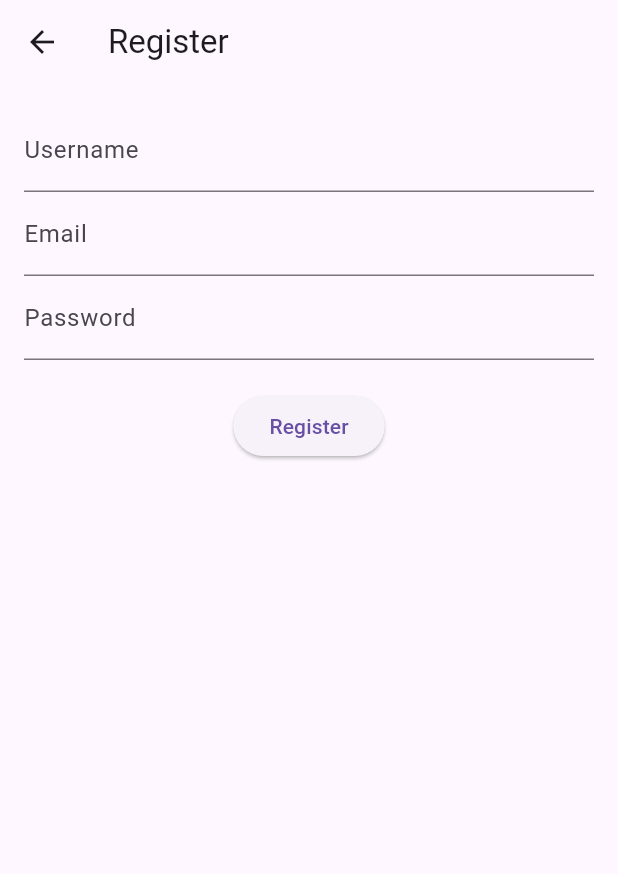
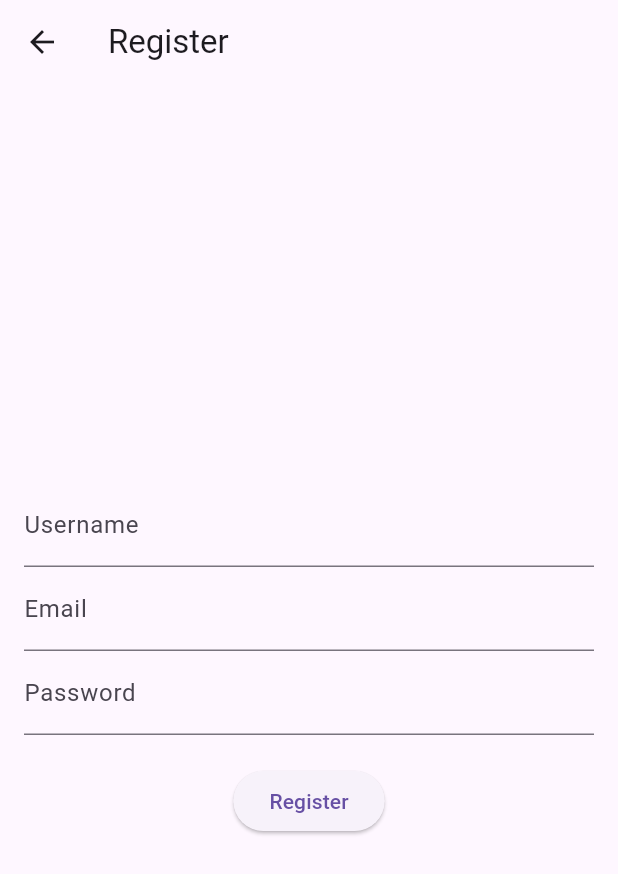
Before and after one commit to AristocratiiLite-ItFest2025/Client, a Flutter app: the RegisterScreen screen opened directly, on a phone screen of 412 x 824 dp. Shown: the top 874 px of the screen. Run offline on Flutter 3.47's test engine with Material 3 defaults, Android fonts, the phone set to English and light mode, and no system bars; our stand-ins replace flutter_map, flutter_riverpod, geolocator, latlong2, shared_preferences, socket_io_client; accounts and stored records are empty; network calls fail.

Commit message:
plsplspsl work

```diff
--- a/lib/features/authentication/register/screens/register_screen.dart
+++ b/lib/features/authentication/register/screens/register_screen.dart
@@ -59,9 +59,13 @@ class _RegisterScreenState extends ConsumerState<RegisterScreen> {
           onPressed: _navigateBack,
         ),
       ),
-      body: Padding(
+      body: Center(
+        child: ConstrainedBox(
+          constraints: const BoxConstraints(maxWidth: 600),
+          child: Padding(
             padding: const EdgeInsets.all(16.0),
             child: Column(
+              mainAxisSize: MainAxisSize.min,
               children: [
                 // Username field
                 TextField(
@@ -99,6 +103,8 @@ class _RegisterScreenState extends ConsumerState<RegisterScreen> {
               ],
             ),
           ),
+        ),
+      ),
     );
   }
 }
--- a/lib/features/primary/map/screens/map_screen.dart
+++ b/lib/features/primary/map/screens/map_screen.dart
@@ -128,9 +128,9 @@ class _MapScreenState extends ConsumerState<MapScreen> {
             tileBuilder: (context, tileWidget, tile) {
               return ColorFiltered(
                 colorFilter: const ColorFilter.matrix([
-                  0.2126, 0.7152, 0.0722, 0, 0,
-                  0.2126, 0.7152, 0.0722, 0, 0,
-                  0.2126, 0.7152, 0.0722, 0, 0,
+                  0.66, 0.7152, 0.0722, 0, 0,
+                  0.66, 0.7152, 0.0722, 0, 0,
+                  0.66, 0.7152, 0.0722, 0, 0,
                   0, 0, 0, 1, 0,
                 ]),
                 child: tileWidget,
```
Also changed, not shown: lib/features/authentication/login/screens/login_screen.dart (+10 -2 lines). Lines whose indentation alone changed are shown as unchanged.
